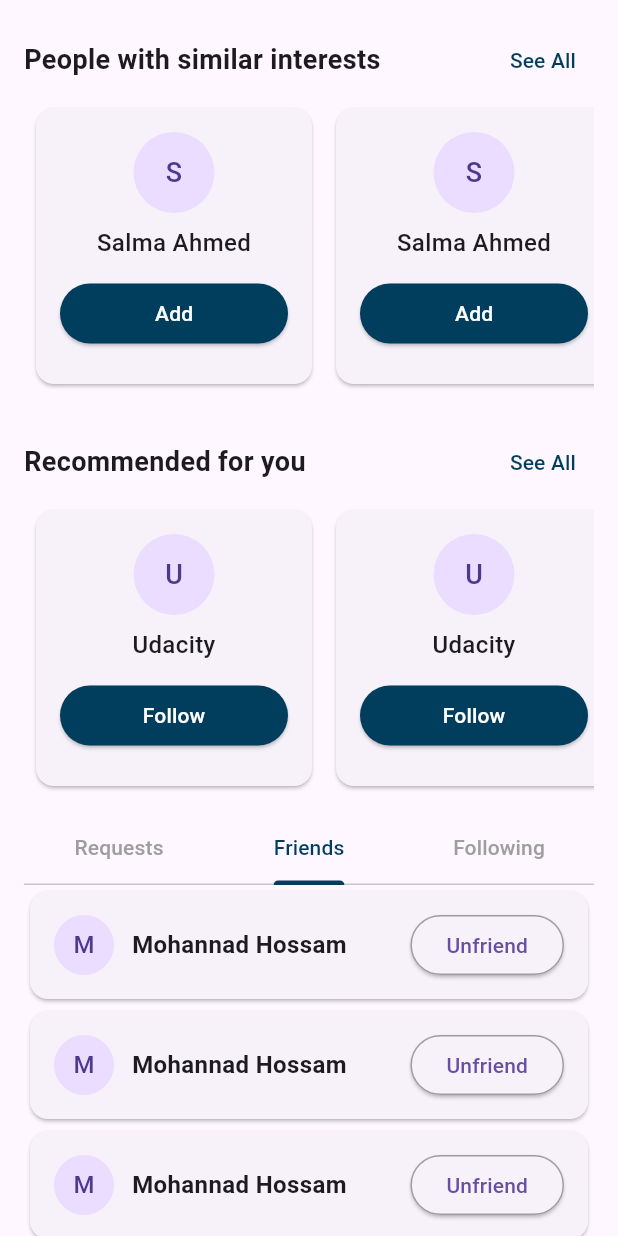
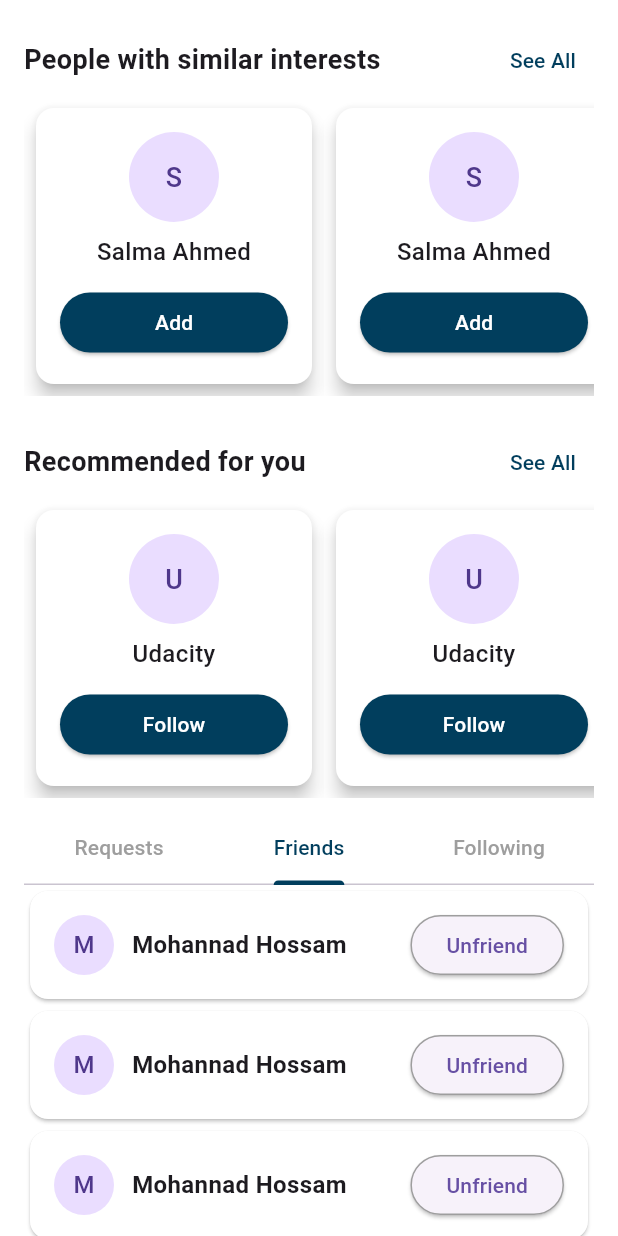
Before and after one commit to mohannad00/Aspire-Hire, a Flutter app: the CommunityScreen screen opened directly, tab 2 chosen, on a phone screen of 412 x 824 dp. Run offline on Flutter 3.47's test engine with Material 3 defaults, Android fonts, the phone set to English and light mode, and no system bars; our stand-ins replace dio, equatable, file_picker, flutter_bloc, flutter_screenutil, percent_indicator and 2 more; accounts and stored records are empty.

Commit message:
edited community ui colors

```diff
--- a/aspirehire/lib/features/community/communityScreen.dart
+++ b/aspirehire/lib/features/community/communityScreen.dart
@@ -12,7 +12,7 @@ class CommunityScreen extends StatelessWidget {
     return DefaultTabController(
       length: 3, // عدد التابات
       child: Scaffold(
-
+        backgroundColor: Colors.white,
         body: SafeArea(
           child: SingleChildScrollView(
             child: Padding(
--- a/aspirehire/lib/features/community/components/FriendsCard.dart
+++ b/aspirehire/lib/features/community/components/FriendsCard.dart
@@ -12,7 +12,10 @@ class FriendsCard extends StatelessWidget {
 
   @override
   Widget build(BuildContext context) {
-    return Card(
+    return Container(
+      color: Colors.white,
+      child: Card(
+      color: Colors.white,
       shape: RoundedRectangleBorder(
         borderRadius: BorderRadius.circular(12),
       ),
@@ -38,13 +41,12 @@ class FriendsCard extends StatelessWidget {
             ),
             child: Text(friend),
             ),
-
-
           ],
           ),
         ],
         ),
       ),
+      ),
     );
   }
 }
--- a/aspirehire/lib/features/community/components/RequestCard.dart
+++ b/aspirehire/lib/features/community/components/RequestCard.dart
@@ -14,7 +14,9 @@ class RequestTCard extends StatelessWidget {
 
   @override
   Widget build(BuildContext context) {
-    return Card(
+    return Container(color: Colors.white,
+      child: Card(
+        color: Colors.white,
         shape: RoundedRectangleBorder(
           borderRadius: BorderRadius.circular(12),
         ),
@@ -58,6 +60,7 @@ class RequestTCard extends StatelessWidget {
             ],
           ),
         ),
+      ),
     );
   }
 }
--- a/aspirehire/lib/features/community/components/UserCard.dart
+++ b/aspirehire/lib/features/community/components/UserCard.dart
@@ -12,11 +12,14 @@ class UserCard extends StatelessWidget {
 
   @override
   Widget build(BuildContext context) {
-    return SizedBox(
+    return Container(
+      color: Colors.white,
+      child: SizedBox(
         width: 200, // تحديد عرض ثابت للكارد
         child: Card(
+          color: Colors.white,
           margin: const EdgeInsets.symmetric(vertical: 8, horizontal: 8),
-        elevation: 1,
+          elevation: 5,
           child: Padding(
             padding: const EdgeInsets.all(16),
             child: Column(
@@ -27,7 +30,7 @@ class UserCard extends StatelessWidget {
                   mainAxisAlignment: MainAxisAlignment.center,
                   children: [
                     CircleAvatar(
-                    radius: 27,
+                      radius: 30,
                       child: Text(
                         name[0],
                         style: const TextStyle(fontSize: 18),
@@ -69,6 +72,7 @@ class UserCard extends StatelessWidget {
             ),
           ),
         ),
+      ),
     );
   }
 }
```
Lines whose indentation alone changed are shown as unchanged.
